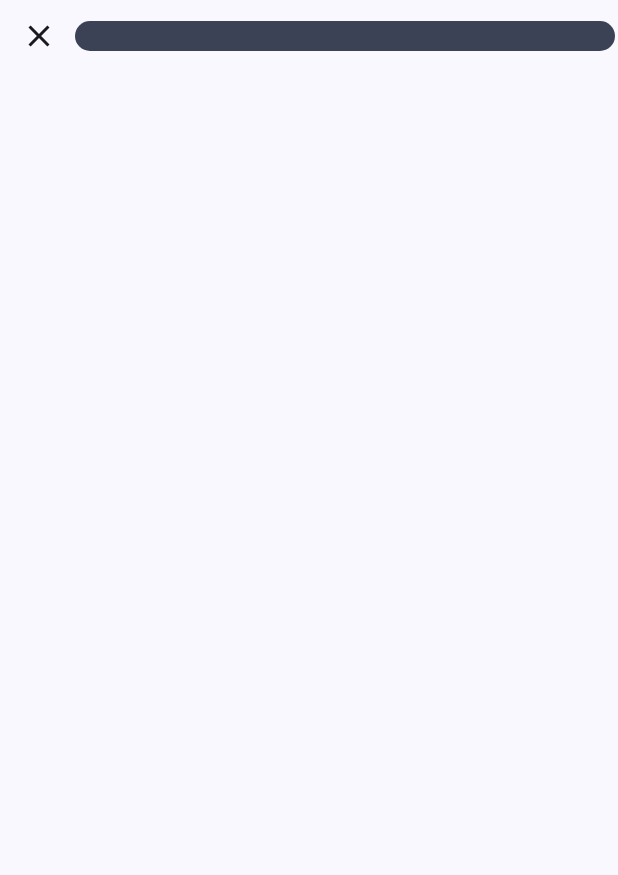
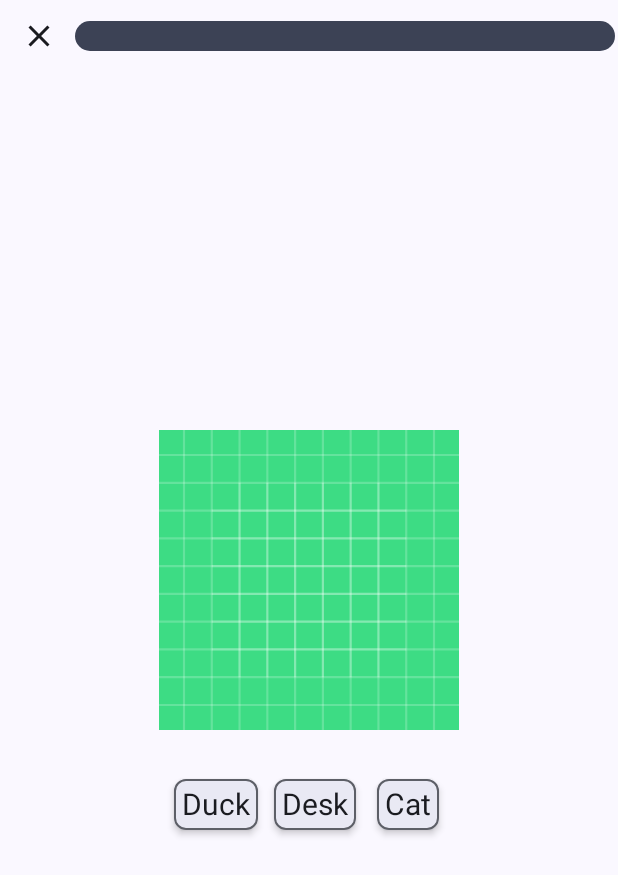
Before and after one commit to ihzonaid/IhLearn, an Android app built with Jetpack Compose: the @Preview function GreetingPreview, on a phone screen of 412 x 824 dp. Shown: the top 875 px of the screen. Run offline under Robolectric (Android 15) with nearby library versions, the phone set to English and light mode, and no system bars.

Commit message:
Add TapWordStartWithLetter compose

```diff
--- a/app/src/main/java/com/example/learnapp/ui/components/TapWordStartWithLetter.kt
+++ b/app/src/main/java/com/example/learnapp/ui/components/TapWordStartWithLetter.kt
@@ -1,19 +1,89 @@
 package com.example.learnapp.ui.components
 
+import androidx.compose.foundation.BorderStroke
+import androidx.compose.foundation.Image
+import androidx.compose.foundation.background
+import androidx.compose.foundation.layout.Arrangement
 import androidx.compose.foundation.layout.Column
+import androidx.compose.foundation.layout.Row
+import androidx.compose.foundation.layout.Spacer
+import androidx.compose.foundation.layout.fillMaxHeight
 import androidx.compose.foundation.layout.fillMaxSize
+import androidx.compose.foundation.layout.fillMaxWidth
+import androidx.compose.foundation.layout.height
+import androidx.compose.foundation.layout.padding
+import androidx.compose.foundation.layout.width
+import androidx.compose.foundation.shape.RoundedCornerShape
+import androidx.compose.material3.ExperimentalMaterial3Api
 import androidx.compose.material3.MaterialTheme
 import androidx.compose.material3.Surface
+import androidx.compose.material3.Text
 import androidx.compose.runtime.Composable
+import androidx.compose.ui.Alignment
 import androidx.compose.ui.Modifier
+import androidx.compose.ui.graphics.Color
+import androidx.compose.ui.graphics.painter.Painter
+import androidx.compose.ui.res.painterResource
+import androidx.compose.ui.text.TextStyle
 import androidx.compose.ui.tooling.preview.Preview
+import androidx.compose.ui.unit.dp
+import androidx.compose.ui.unit.sp
+import com.example.learnapp.R
 import com.example.learnapp.ui.theme.LearnAppTheme
+import org.w3c.dom.Text
 
+@OptIn(ExperimentalMaterial3Api::class)
 @Composable
 fun TapWordStartWithLetter() {
+    val vector: Painter = painterResource(id = R.drawable.ic_launcher_background)
+    Column(
+        Modifier
+            .fillMaxHeight()
+            .fillMaxWidth()
+            .background(MaterialTheme.colorScheme.background),
+        verticalArrangement = Arrangement.Center,
+        horizontalAlignment = Alignment.CenterHorizontally,
+    ) {
+
+        Image(vector, contentDescription = "My Vector Image",
+            Modifier
+                .width(200.dp)
+                .height(200.dp))
+        Row(
+            Modifier.padding(20.dp)
+        ){
+            Word("Duck")
+            Word("Desk")
+            Word("Cat")
+
+        }
+
+    }
 
 }
 
+@Composable
+@OptIn(ExperimentalMaterial3Api::class)
+private fun Word(text: String,modifier: Modifier = Modifier) {
+    Surface(
+        onClick = {},
+        Modifier.padding(5.dp),
+        shape = RoundedCornerShape(8.dp),
+        tonalElevation = 3.dp,
+        shadowElevation = 3.dp,
+        border = BorderStroke(1.dp, MaterialTheme.colorScheme.outline),
+    ) {
+        Text(
+            text = text,
+            modifier = Modifier.padding(5.dp),
+            style = TextStyle(
+                fontSize = 20.sp,
+                color = MaterialTheme.colorScheme.onBackground
+            )
+        )
+    }
+
+}
 
 
 @Preview(showBackground = true)
```
